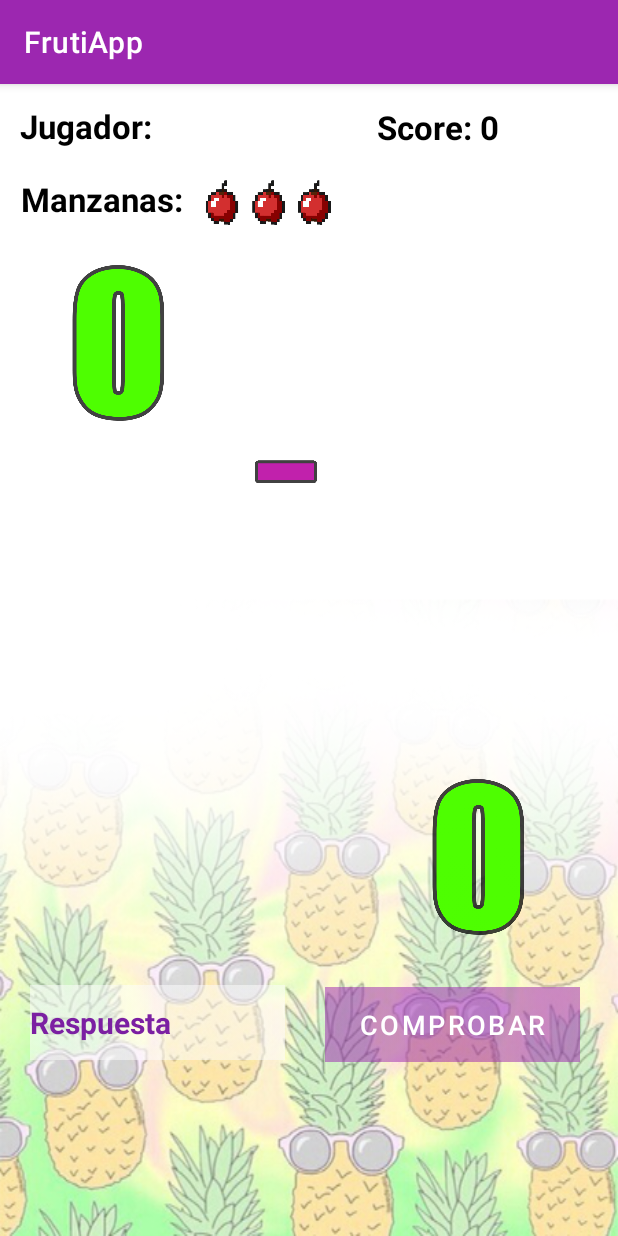
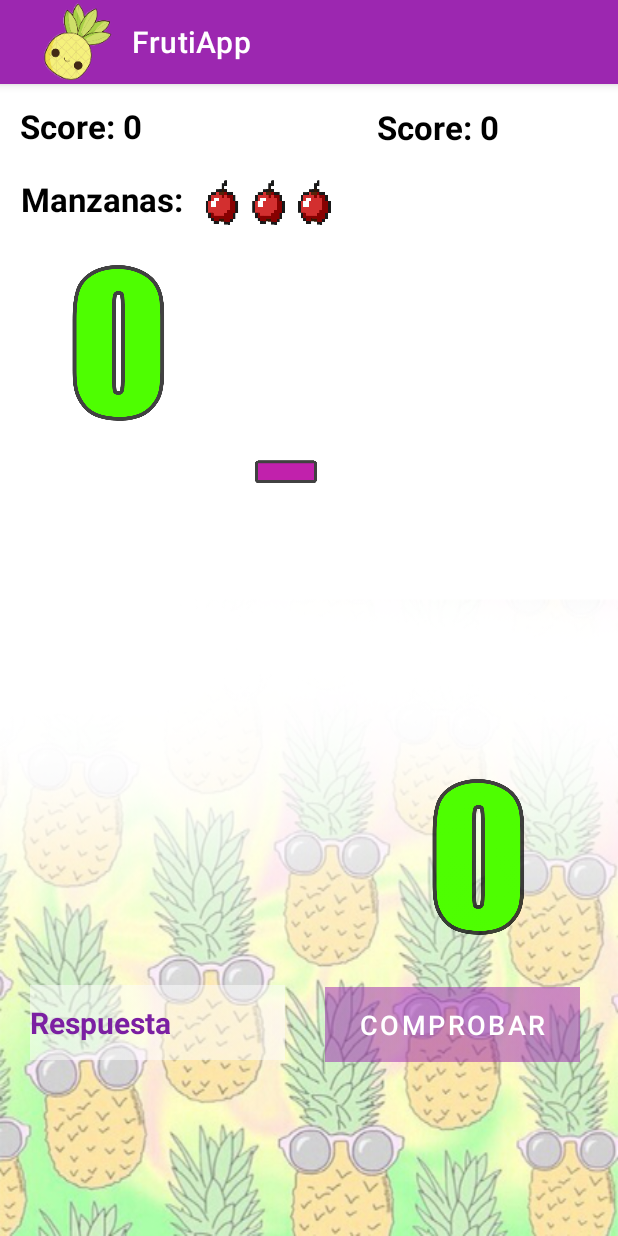
Before and after one commit to Flo-Olivieri/FrutiApp, an Android app: the Main2Activity_Nivel3 screen opened directly, with no data from a screen before it, on a phone screen of 412 x 824 dp. Run offline under Robolectric (Android 15) with nearby library versions, the phone set to English and light mode, and no system bars; 2 statements that could not run were skipped.

Commit message:
se agrego en Main2Activity_Nivel3 actionbar, se muestra nombre del jugador, score y cantidad de vidas .

```diff
--- a/app/src/main/java/com/florenciaolivieri/frutiapp/Main2Activity_Nivel2.java
+++ b/app/src/main/java/com/florenciaolivieri/frutiapp/Main2Activity_Nivel2.java
@@ -138,6 +138,9 @@ public class Main2Activity_Nivel2 extends AppCompatActivity {
         } else {
             Toast.makeText(this, "Superaste este Nivel, Felicitaciones!", Toast.LENGTH_SHORT).show();
             Intent i = new Intent(this, Main2Activity_Nivel3.class);
+            i.putExtra("nombre_jugador", nombre_jugador);
+            i.putExtra("score", score);
+            i.putExtra("vidas", vidas);
             startActivity(i);
         }
     }
--- a/app/src/main/java/com/florenciaolivieri/frutiapp/Main2Activity_Nivel3.java
+++ b/app/src/main/java/com/florenciaolivieri/frutiapp/Main2Activity_Nivel3.java
@@ -2,13 +2,68 @@ package com.florenciaolivieri.frutiapp;
 
 import androidx.appcompat.app.AppCompatActivity;
 
+import android.content.Intent;
 import android.os.Bundle;
+import android.widget.EditText;
+import android.widget.ImageView;
+import android.widget.TextView;
+import android.widget.Toast;
+
+import java.util.Objects;
 
 public class Main2Activity_Nivel3 extends AppCompatActivity {
+
+    TextView tv_Jugador, tv_Score, tv_Manzanas;
+    EditText et_Resultado;
+    ImageView iv_NumAleatorio1, iv_NumAleatorio2, iv_Manzanas;
+
+    String nombre_jugador, string_Score, string_Vidas;
+    int score, numAleatorio_Uno, numAleatorio_Dos, resultado, vidas;
+
+    //vector para las imagenes dinamicas
+    String numero[] = {"cero", "uno", "dos", "tres", "cuatro", "cinco", "seis", "siete", "ocho", "nueve"};
 
     @Override
     protected void onCreate(Bundle savedInstanceState) {
         super.onCreate(savedInstanceState);
         setContentView(R.layout.activity_main2__nivel3);
+        Toast.makeText(this, R.string.msjToastNivel3, Toast.LENGTH_SHORT).show();
+
+        Objects.requireNonNull(getSupportActionBar()).setDisplayShowHomeEnabled(true);
+        getSupportActionBar().setIcon(R.mipmap.ic_launcher);
+
+        tv_Jugador = (TextView) findViewById(R.id.tv_Jugador);
+        tv_Score = (TextView) findViewById(R.id.tv_Score);
+        tv_Manzanas = (TextView) findViewById(R.id.tv_Manzanas);
+        et_Resultado = (EditText) findViewById(R.id.edt_Resultado);
+        iv_NumAleatorio1 = (ImageView) findViewById(R.id.imgView_AUno);
+        iv_NumAleatorio2 = (ImageView) findViewById(R.id.imgView_ADos);
+        iv_Manzanas = (ImageView) findViewById(R.id.iv_Manzanas);
+
+
+        nombre_jugador = getIntent().getStringExtra("nombre_jugador");
+        tv_Jugador.setText("Jugador: " + nombre_jugador);
+
+        string_Score = getIntent().getStringExtra("score");
+        score = Integer.parseInt(string_Score);
+        tv_Jugador.setText("Score: " + score);
+
+        string_Vidas = getIntent().getStringExtra("vidas");
+        vidas = Integer.parseInt(string_Vidas);
+
+        switch (vidas) {
+            case 3:
+                iv_Manzanas.setImageResource(R.drawable.tresvidas);
+                break;
+            case 2:
+                iv_Manzanas.setImageResource(R.drawable.dosvidas);
+                break;
+            case 1:
+                iv_Manzanas.setImageResource(R.drawable.unavida);
+                break;
+
+        }
+
+
     }
 }
--- a/app/src/main/res/layout/activity_main2__nivel3.xml
+++ b/app/src/main/res/layout/activity_main2__nivel3.xml
@@ -49,7 +49,7 @@
         app:srcCompat="@drawable/cero" />
 
     <Button
-        android:id="@+id/button_comprobar2"
+        android:id="@+id/button_Comprobar"
         android:layout_width="170dp"
         android:layout_height="50dp"
         android:layout_alignParentEnd="true"
@@ -130,7 +130,7 @@
         android:textStyle="bold" />
 
     <ImageView
-        android:id="@+id/iv_manzanas"
+        android:id="@+id/iv_Manzanas"
         android:layout_width="95dp"
         android:layout_height="32dp"
         android:layout_alignParentStart="true"
--- a/app/src/main/res/values/strings.xml
+++ b/app/src/main/res/values/strings.xml
@@ -14,6 +14,8 @@
     <string name="operacion_img">simbolo de operacion matematica</string>
     <string name="msjToastNivel1">Nivel 1 - Sumas Básicas</string>
     <string name="msjToastNivel2">Nivel 2 - Sumas Moderadas</string>
+    <string name="msjToastNivel3">Nivel 3 - Restas</string>
     <string name="msjToastBtnComprobar">Escribe tu respuesta</string>
 
+
 </resources>
```
